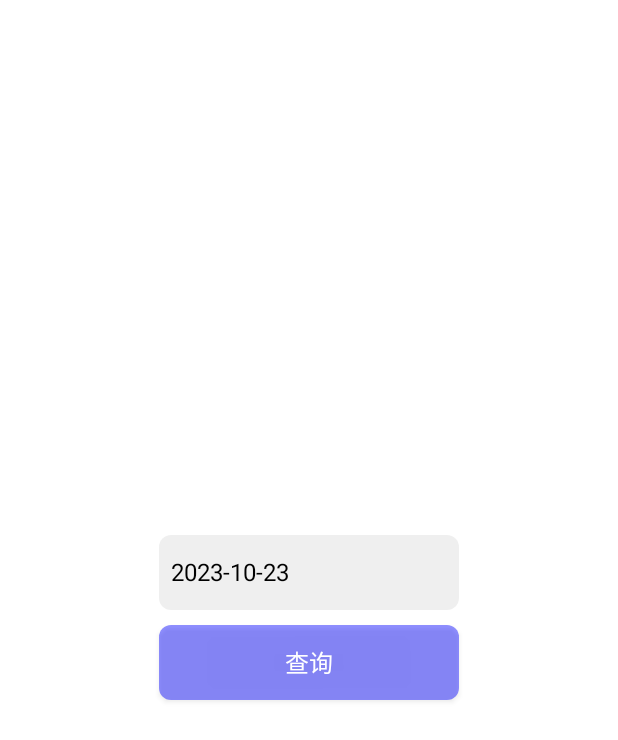
After one commit to oangecheng/tools, an Android app: the DstBillActivity screen opened directly, with no data from a screen before it, on a phone screen of 412 x 824 dp. The commit adds this screen. Shown: the top 740 px of the screen. Run offline under Robolectric (Android 15) with nearby library versions, the phone set to English and light mode, and no system bars; our stand-ins replace RxJava.

Commit message:
增加查账功能

```diff
--- a/dstclient/src/main/AndroidManifest.xml
+++ b/dstclient/src/main/AndroidManifest.xml
@@ -27,6 +27,7 @@
     <activity android:name=".pages.BuySkinActivity" android:screenOrientation="portrait"/>
     <activity android:name=".pages.ManageSkinActivity" android:screenOrientation="portrait"/>
     <activity android:name=".pages.UserActivity" android:screenOrientation="portrait"/>
+    <activity android:name=".pages.DstBillActivity" android:screenOrientation="portrait"/>
   </application>
 
 
--- a/dstclient/src/main/java/com/orange/zax/dstclient/DstSkinApiService.kt
+++ b/dstclient/src/main/java/com/orange/zax/dstclient/DstSkinApiService.kt
@@ -3,6 +3,7 @@ package com.orange.zax.dstclient
 import com.orange.zax.dstclient.api.ActionResponse
 import com.orange.zax.dstclient.api.Response
 import com.orange.zax.dstclient.api.RetrofitManager
+import com.orange.zax.dstclient.data.BillResponse
 import com.orange.zax.dstclient.data.SkinListResponse
 import com.orange.zax.dstclient.data.User
 import com.orange.zax.dstclient.data.UserListResponse
@@ -87,6 +88,11 @@ interface DstSkinApiService {
   ) : Observable<ActionResponse>
 
 
+  @FormUrlEncoded
+  @POST("queryBill")
+  fun queryBill(@Field("days") days : Int) : Observable<Response<BillResponse>>
+
+
   @GET("/test")
   fun test() : Observable<ActionResponse>
 }
--- a/dstclient/src/main/java/com/orange/zax/dstclient/api/RetrofitManager.kt
+++ b/dstclient/src/main/java/com/orange/zax/dstclient/api/RetrofitManager.kt
@@ -14,7 +14,7 @@ import javax.net.ssl.HostnameVerifier
 object RetrofitManager {
   private const val PATH = "dst/admin/"
   private const val BASE_URL = "https://www.orangezax.cn/"
-  private const val TEST_URL = "https://172.23.56.60:8080/"
+  private const val TEST_URL = "https://172.16.80.65:8080/"
 
   private val httpClient by lazy {
     // 信任所有域名，因为没什么安全问题
--- a/dstclient/src/main/java/com/orange/zax/dstclient/data/SkinData.kt
+++ b/dstclient/src/main/java/com/orange/zax/dstclient/data/SkinData.kt
@@ -40,6 +40,11 @@ data class SkinListResponse(
 }
 
 
+data class BillResponse(
+  @SerializedName("amount") val amount: Int
+)
+
+
 data class UserListResponse(
   @SerializedName("alluser") val users : List<User>
 )
--- /dev/null
+++ b/dstclient/src/main/java/com/orange/zax/dstclient/pages/DstBillActivity.kt
@@ -0,0 +1,66 @@
+package com.orange.zax.dstclient.pages
+
+import android.text.format.DateUtils
+import android.view.View
+import android.widget.ArrayAdapter
+import android.widget.Spinner
+import com.orange.zax.dstclient.DstSkinApiService
+import com.orange.zax.dstclient.R
+import com.orange.zax.dstclient.api.ErrorConsumer
+import com.orange.zax.dstclient.api.ResponseFunction
+import com.orange.zax.dstclient.app.DstActivity
+import com.orange.zax.dstclient.app.onClickFilter
+import com.orange.zax.dstclient.utils.DstAlert
+import io.reactivex.android.schedulers.AndroidSchedulers
+import java.text.SimpleDateFormat
+import java.util.*
+
+/**
+ * Time: 2023/10/24
+ * Author: chengzhi@kuaishou.com
+ */
+class DstBillActivity : DstActivity() {
+
+  companion object {
+    private const val DAY_TIME = DateUtils.DAY_IN_MILLIS
+    private const val DAYS = 7
+  }
+
+
+  override fun getLayoutRes(): Int {
+    return R.layout.dst_bill_layout
+  }
+
+  override fun onBind() {
+    val spinner = findViewById<Spinner>(R.id.bill_date)
+    val adapter = ArrayAdapter<String>(this, R.layout.support_simple_spinner_dropdown_item)
+    val dates = getDates(DAYS)
+    adapter.addAll(dates.keys.toMutableList().sortedDescending())
+    spinner.adapter = adapter
+
+    findViewById<View>(R.id.query).onClickFilter {
+      val item = spinner.selectedItem as String
+      dates[item]?.let { day ->
+        DstSkinApiService.get()
+          .queryBill(day)
+          .map(ResponseFunction())
+          .observeOn(AndroidSchedulers.mainThread())
+          .subscribe({
+            DstAlert.alert(this, "当天收入: ￥${it.amount}")
+          }, { ErrorConsumer().accept(it)
+          })
+      }
+    }
+  }
+
+  private fun getDates(days: Int): Map<String, Int> {
+    val format = SimpleDateFormat("yyyy-MM-dd", Locale.getDefault())
+    val time = System.currentTimeMillis()
+    val map = HashMap<String, Int>()
+    for (i in 1..days) {
+      val date = format.format(time - DAY_TIME * i)
+      map[date] = i
+    }
+    return map
+  }
+}
--- a/dstclient/src/main/java/com/orange/zax/dstclient/pages/DstHomeActivity.kt
+++ b/dstclient/src/main/java/com/orange/zax/dstclient/pages/DstHomeActivity.kt
@@ -43,5 +43,10 @@ class DstHomeActivity : DstActivity() {
       .onClickFilter {
         jump(UserActivity::class.java)
       }
+
+    findViewById<View>(R.id.dst_skin_bill)
+      .onClickFilter {
+        jump(DstBillActivity::class.java)
+      }
   }
 }
--- /dev/null
+++ b/dstclient/src/main/res/layout/dst_bill_layout.xml
@@ -0,0 +1,22 @@
+<?xml version="1.0" encoding="utf-8"?>
+<LinearLayout xmlns:android="http://schemas.android.com/apk/res/android"
+  xmlns:tools="http://schemas.android.com/tools"
+  android:layout_width="match_parent"
+  android:layout_height="match_parent"
+  android:background="@color/white"
+  android:gravity="center"
+  android:orientation="vertical">
+
+  <Spinner
+    android:id="@+id/bill_date"
+    style="@style/DstEditText"
+    android:layout_width="@dimen/dst_btn_width_medium" />
+
+  <Button
+    android:id="@+id/query"
+    style="@style/DstBtnStyle"
+    android:layout_width="@dimen/dst_btn_width_medium"
+    android:layout_marginTop="@dimen/dst_vertical_margin_small"
+    android:text="@string/dst_query" />
+
+</LinearLayout>
--- a/dstclient/src/main/res/values/strings.xml
+++ b/dstclient/src/main/res/values/strings.xml
@@ -17,6 +17,7 @@
   <string name="dst_skin_unlock">皮肤解锁</string>
   <string name="dst_skin_manage">皮肤管理</string>
   <string name="dst_skin_user">用户皮肤查询</string>
+  <string name="dst_skin_bill">账单查询</string>
   <string name="dst_skin_give_white_user">给予白名单</string>
 
   <string name="dst_skin_unlock_notice">可解锁皮肤列表</string>
```
Also changed, not shown: dstclient/src/main/java/com/orange/zax/dstclient/pages/BuySkinActivity.kt (+34 -9 lines), dstclient/src/main/res/layout/dst_home_layout.xml (+8 -0 lines).
